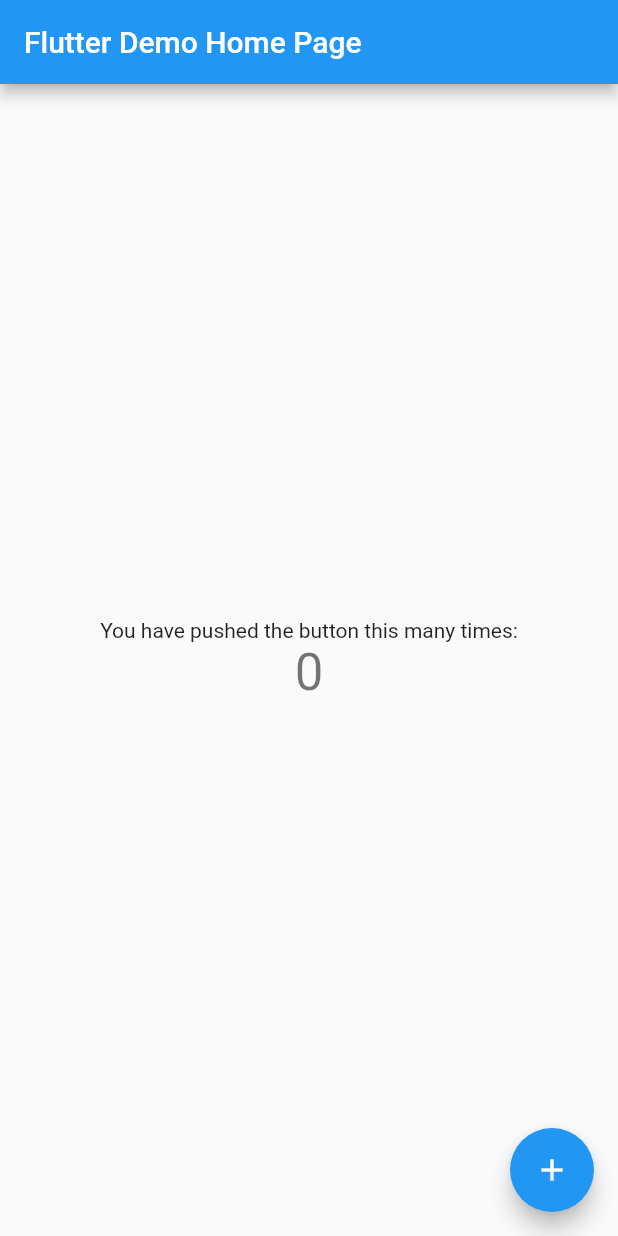
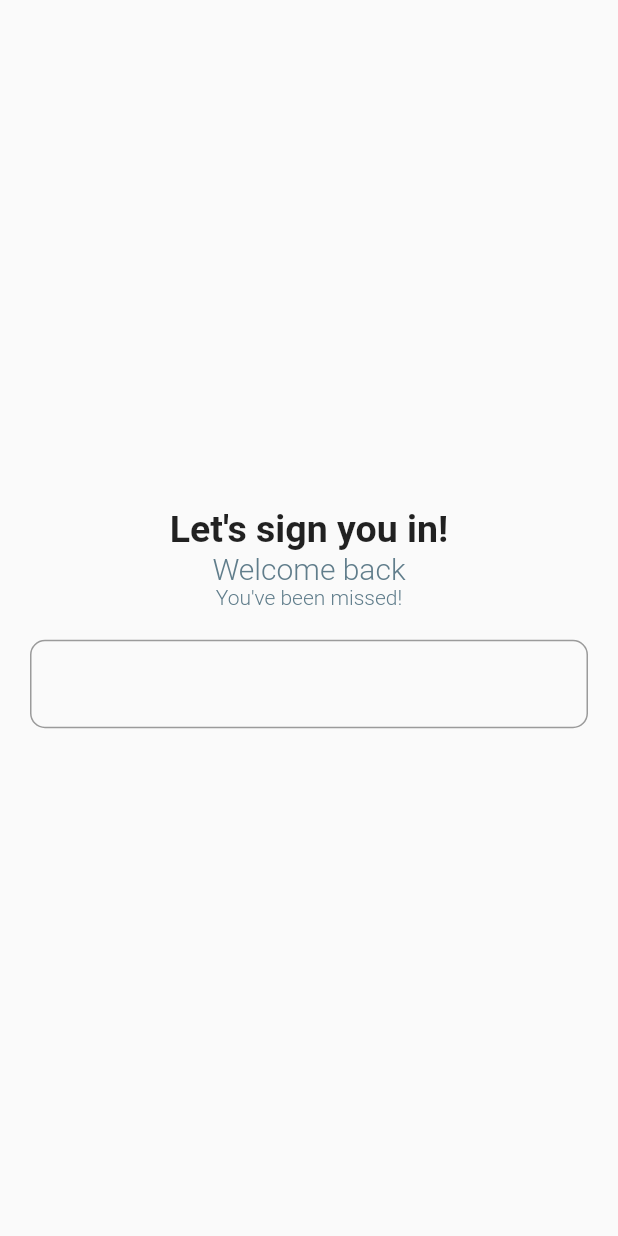
Before and after one commit to SamuelNyarko-lab/linkedinlearning, a Flutter app: the screen it shows after launch, on a phone screen of 412 x 824 dp. Run offline on Flutter 3.47's test engine with Material 2 defaults, Android fonts, the phone set to English and light mode, and no system bars.

Commit message:
building login page

```diff
--- a/lib/main.dart
+++ b/lib/main.dart
@@ -1,4 +1,5 @@
 import 'package:flutter/material.dart';
+import 'package:linkedinlearning/screens/loginpage.dart';
 
 void main() {
   runApp(const MyApp());
@@ -11,105 +12,16 @@
   @override
   Widget build(BuildContext context) {
     return MaterialApp(
-      title: 'Flutter Demo',
+      title: 'Flutter wirh LinkedInLearning',
+      debugShowCheckedModeBanner: false,
       theme: ThemeData(
-        // This is the theme of your application.
-        //
-        // Try running your application with "flutter run". You'll see the
-        // application has a blue toolbar. Then, without quitting the app, try
-        // changing the primarySwatch below to Colors.green and then invoke
-        // "hot reload" (press "r" in the console where you ran "flutter run",
-        // or simply save your changes to "hot reload" in a Flutter IDE).
-        // Notice that the counter didn't reset back to zero; the application
-        // is not restarted.
-        primarySwatch: Colors.blue,
+        colorScheme:
+            ColorScheme.fromSwatch(primarySwatch: Colors.blue).copyWith(
+          background: Colors.white,
+        ),
       ),
-      home: const MyHomePage(title: 'Flutter Demo Home Page'),
+      home: LoginPage(),
+     /// routes: ,
     );
   }
 }
-
-class MyHomePage extends StatefulWidget {
-  const MyHomePage({super.key, required this.title});
-
-  // This widget is the home page of your application. It is stateful, meaning
-  // that it has a State object (defined below) that contains fields that affect
-  // how it looks.
-
-  // This class is the configuration for the state. It holds the values (in this
-  // case the title) provided by the parent (in this case the App widget) and
-  // used by the build method of the State. Fields in a Widget subclass are
-  // always marked "final".
-
-  final String title;
-
-  @override
-  State<MyHomePage> createState() => _MyHomePageState();
-}
-
-class _MyHomePageState extends State<MyHomePage> {
-  int _counter = 0;
-
-  void _incrementCounter() {
-    setState(() {
-      // This call to setState tells the Flutter framework that something has
-      // changed in this State, which causes it to rerun the build method below
-      // so that the display can reflect the updated values. If we changed
-      // _counter without calling setState(), then the build method would not be
-      // called again, and so nothing would appear to happen.
-      _counter++;
-    });
-  }
-
-  @override
-  Widget build(BuildContext context) {
-    // This method is rerun every time setState is called, for instance as done
-    // by the _incrementCounter method above.
-    //
-    // The Flutter framework has been optimized to make rerunning build methods
-    // fast, so that you can just rebuild anything that needs updating rather
-    // than having to individually change instances of widgets.
-    return Scaffold(
-      appBar: AppBar(
-        // Here we take the value from the MyHomePage object that was created by
-        // the App.build method, and use it to set our appbar title.
-        title: Text(widget.title),
-      ),
-      body: Center(
-        // Center is a layout widget. It takes a single child and positions it
-        // in the middle of the parent.
-        child: Column(
-          // Column is also a layout widget. It takes a list of children and
-          // arranges them vertically. By default, it sizes itself to fit its
-          // children horizontally, and tries to be as tall as its parent.
-          //
-          // Invoke "debug painting" (press "p" in the console, choose the
-          // "Toggle Debug Paint" action from the Flutter Inspector in Android
-          // Studio, or the "Toggle Debug Paint" command in Visual Studio Code)
-          // to see the wireframe for each widget.
-          //
-          // Column has various properties to control how it sizes itself and
-          // how it positions its children. Here we use mainAxisAlignment to
-          // center the children vertically; the main axis here is the vertical
-          // axis because Columns are vertical (the cross axis would be
-          // horizontal).
-          mainAxisAlignment: MainAxisAlignment.center,
-          children: <Widget>[
-            const Text(
-              'You have pushed the button this many times:',
-            ),
-            Text(
-              '$_counter',
-              style: Theme.of(context).textTheme.headlineMedium,
-            ),
-          ],
-        ),
-      ),
-      floatingActionButton: FloatingActionButton(
-        onPressed: _incrementCounter,
-        tooltip: 'Increment',
-        child: const Icon(Icons.add),
-      ), // This trailing comma makes auto-formatting nicer for build methods.
-    );
-  }
-}
--- /dev/null
+++ b/lib/screens/chatpage.dart
@@ -0,0 +1,15 @@
+import 'package:flutter/material.dart';
+
+class ChatPage extends StatefulWidget {
+  const ChatPage({super.key});
+
+  @override
+  State<ChatPage> createState() => _ChatPageState();
+}
+
+class _ChatPageState extends State<ChatPage> {
+  @override
+  Widget build(BuildContext context) {
+    return Scaffold(appBar: AppBar(title: Text('ChatPage'),),);
+  }
+}
--- /dev/null
+++ b/lib/screens/loginpage.dart
@@ -0,0 +1,58 @@
+import 'package:flutter/material.dart';
+import 'package:linkedinlearning/utils/utils.dart';
+
+class LoginPage extends StatelessWidget {
+   LoginPage({super.key});
+
+  GlobalKey<FormState> _formKey = GlobalKey();
+
+  @override
+  Widget build(BuildContext context) {
+    return Scaffold(
+      body: Center(
+        child: Padding(
+          padding: const EdgeInsets.all(20.0),
+          child: Form(
+            key: _formKey,
+            child: Column(
+              mainAxisAlignment: MainAxisAlignment.center,
+              crossAxisAlignment: CrossAxisAlignment.center,
+              children: [
+                const Text(
+                  'Let\'s sign you in!',
+                  style: TextStyle(
+                    fontSize: 25,
+                    fontWeight: FontWeight.bold,
+                  ),
+                ),
+                const Text(
+                  'Welcome back',
+                  style: TextStyle(
+                      fontSize: 20,
+                      fontWeight: FontWeight.w300,
+                      color: Colors.blueGrey),
+                ),
+                const Text(
+                  'You\'ve been missed!',
+                  style: TextStyle(
+                      fontWeight: FontWeight.w300, color: Colors.blueGrey),
+                ),
+                verticalSpacing,
+                TextFormField(
+                  decoration: InputDecoration(
+                      border: OutlineInputBorder(
+                          borderSide: const BorderSide(
+                            color: Colors.blueGrey,
+                          ),
+                          borderRadius: BorderRadius.circular(
+                            10,
+                          ))),
+                ),
+              ],
+            ),
+          ),
+        ),
+      ),
+    );
+  }
+}
--- /dev/null
+++ b/lib/utils/utils.dart
@@ -0,0 +1,5 @@
+import 'package:flutter/material.dart';
+
+SizedBox verticalSpacing = const SizedBox(
+  height: 20,
+);
```
Also changed, not shown: lib/widgets/textfield.dart (added).
